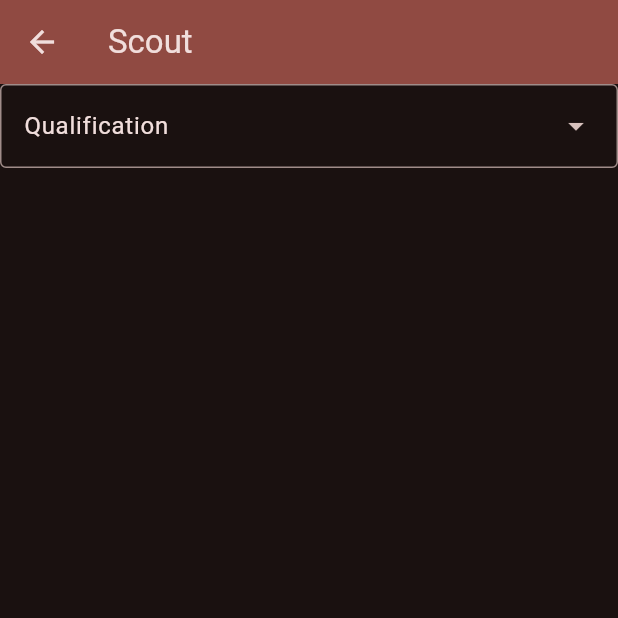
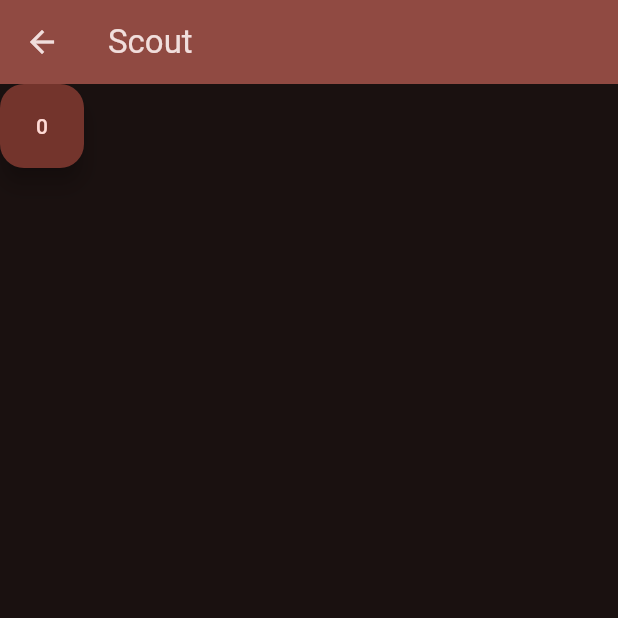
Before and after one commit to team1306/BadgerBetsV2, a Flutter app: the screen it shows after launch, after a tap on "Go to test page", on a phone screen of 412 x 824 dp, the top half of it. Run offline on Flutter 3.47's test engine with Material 3 defaults, Android fonts, the phone set to English and light mode, and no system bars; our stand-ins replace appwrite.

Commit message:
implement proper data binding stuff

```diff
--- a/lib/main.dart
+++ b/lib/main.dart
@@ -1,4 +1,5 @@
-import 'package:bbotsscoutingapp2025/views/scout.dart';
+import 'package:bbotsscoutingapp2025/viewmodels/scoutmanager.dart';
+import 'package:bbotsscoutingapp2025/views/scout/scout.dart';
 import 'package:bbotsscoutingapp2025/views/testview.dart';
 import 'package:flutter/material.dart';
 
@@ -67,7 +68,7 @@ class HomeState extends State<Home> {
               style: Theme.of(context).textTheme.headlineMedium,
             ),
             TextButton(
-              onPressed: () => Navigator.push(context, MaterialPageRoute(builder: (context) => Scout())),
+              onPressed: () => Navigator.push(context, MaterialPageRoute(builder: (context) => Scout(scoutManager: ScoutManager(),))),
               child: Text("Go to test page")
             )
           ],
--- a/lib/viewmodels/scoutmanager.dart
+++ b/lib/viewmodels/scoutmanager.dart
@@ -1,30 +1,36 @@
 import 'package:bbotsscoutingapp2025/matchdata.dart';
-import 'package:bbotsscoutingapp2025/views/scout.dart';
+import 'package:bbotsscoutingapp2025/views/scout/scout.dart';
 import 'package:flutter/material.dart';
 
 class ScoutManager extends ChangeNotifier {
-  ScoutState scoutView;
 
-  ScoutPages currentPage = ScoutPages.prematch;
   MatchData? matchData;
 
-
-  ScoutManager({required this.scoutView});
-
+  ScoutManager(){
+    startScout();
+  }
 
   void startScout() {
-    currentPage = ScoutPages.auto;
+    //TODO implement user data getting
     matchData = MatchData(username: "");
+    notifyListeners();
   }
 
-  ScoutPages getCurrentPage() {
-    return currentPage;
+  void setScoreData(String key, int value){
+    matchData!.scoring[key] = value;
+    print(value);
+    notifyListeners();
+  }
+
+  void addValueToScoreData(String key, int value){
+    if(matchData!.scoring.containsKey(key)) {
+      matchData!.scoring[key] = value + matchData!.scoring[key]!;
+    }
+    notifyListeners();
+  }
+
+  int getScoreData(String key){
+    if(!matchData!.scoring.containsKey(key)) matchData!.scoring[key] = 0;
+    return matchData!.scoring[key]!;
   }
 }
-
-enum ScoutPages {
-  prematch,
-  auto,
-  teleop,
-  postmatch
-}
--- a/lib/views/scout.dart
+++ /dev/null
@@ -1,61 +0,0 @@
-import 'package:bbotsscoutingapp2025/matchdata.dart';
-import 'package:bbotsscoutingapp2025/viewmodels/scoutmanager.dart';
-import 'package:flutter/material.dart';
-import 'package:flutter/services.dart';
-
-class Scout extends StatefulWidget {
-  const Scout({super.key});
-
-  @override
-  State<Scout> createState() => ScoutState();
-}
-
-class ScoutState extends State<Scout> {
-  late ScoutManager scoutManager;
-
-  late MatchType matchType;
-  late DropdownMenu<MatchType> matchTypeDropdown;
-
-  ScoutState() {
-    scoutManager = ScoutManager(scoutView: this);
-    matchType = MatchType.qualification;
-    matchTypeDropdown = DropdownMenu(
-      width: double.infinity,
-      initialSelection: MatchType.qualification,
-      dropdownMenuEntries: [
-        DropdownMenuEntry(label: "Practice", value: MatchType.practice),
-        DropdownMenuEntry(label: "Qualification", value: MatchType.qualification),
-        DropdownMenuEntry(label: "Playoff", value: MatchType.playoff),
-      ],
-      onSelected: (value) => setState(() => matchType = value!)
-    );
-  }
-
-  @override
-  Widget build(BuildContext context) {
-    return Scaffold(
-      appBar: AppBar(
-        backgroundColor: Theme.of(context).colorScheme.inversePrimary,
-        title: Text("Scout"),
-      ),
-      body: Center(
-        child : switch(scoutManager.getCurrentPage()) {
-          ScoutPages.prematch => Column(
-            children: [
-              matchTypeDropdown
-            ],
-          ),
-          ScoutPages.auto => Column(
-
-          ),
-          ScoutPages.teleop => Column(
-
-          ),
-          ScoutPages.postmatch => Column(
-
-          )
-        }
-      ),
-    );
-  }
-}
--- /dev/null
+++ b/lib/views/scout/auto.dart
@@ -0,0 +1,24 @@
+import 'package:bbotsscoutingapp2025/widgets/stateful_incrementer.dart';
+import 'package:flutter/material.dart';
+
+import '../../viewmodels/scoutmanager.dart';
+
+class Auto extends StatefulWidget{
+  final ScoutManager scoutManager;
+  const Auto({super.key, required this.scoutManager});
+
+  @override
+  State<StatefulWidget> createState() => AutoState();
+}
+
+class AutoState extends State<Auto>{
+
+  @override
+  Widget build(BuildContext context) {
+    widget.scoutManager.addListener(() => setState);
+
+    return Scaffold(
+      body: StatefulIncrementer(updateCallback: (value) => widget.scoutManager.setScoreData("auto.testkey", value), valueSupplier: () => widget.scoutManager.getScoreData("auto.testkey")),
+    );
+  }
+}
--- /dev/null
+++ b/lib/views/scout/scout.dart
@@ -0,0 +1,47 @@
+import 'package:bbotsscoutingapp2025/viewmodels/scoutmanager.dart';
+import 'package:bbotsscoutingapp2025/views/scout/auto.dart';
+import 'package:bbotsscoutingapp2025/views/scout/end.dart';
+import 'package:bbotsscoutingapp2025/views/scout/prematch.dart';
+import 'package:bbotsscoutingapp2025/views/scout/teleop.dart';
+import 'package:flutter/material.dart';
+
+class Scout extends StatefulWidget {
+  final ScoutManager scoutManager;
+
+  const Scout({super.key, required this.scoutManager});
+
+  @override
+  State<Scout> createState() => ScoutState();
+}
+
+class ScoutState extends State<Scout> {
+  PageType pageType = PageType.auto;
+
+  @override
+  Widget build(BuildContext context) {
+    widget.scoutManager.addListener(() => setState);
+
+    return Scaffold(
+      appBar: AppBar(
+        backgroundColor: Theme.of(context).colorScheme.inversePrimary,
+        title: Text("Scout"),
+      ),
+      //TODO add widgets to switch between pages in this class, BELOW CLASSES SHOULD ONLY BE FOR SPECIFIC COUNTERS FOR THINGS
+      body: Center(
+        child: Builder(
+          builder:
+              (context) =>
+                switch (pageType) {
+                  PageType.preMatch => PreMatch(scoutManager: widget.scoutManager),
+                  PageType.auto => Auto(scoutManager: widget.scoutManager),
+                  PageType.teleop => Teleop(scoutManager: widget.scoutManager),
+                  PageType.end => End(scoutManager: widget.scoutManager),
+                },
+
+        ),
+      ),
+    );
+  }
+}
+
+enum PageType { preMatch, auto, teleop, end }
--- /dev/null
+++ b/lib/widgets/stateful_incrementer.dart
@@ -0,0 +1,25 @@
+import 'package:flutter/material.dart';
+
+class StatefulIncrementer extends StatefulWidget{
+  final void Function(int) updateCallback;
+  final int Function() valueSupplier;
+
+  const StatefulIncrementer({super.key, required this.updateCallback, required this.valueSupplier});
+
+  @override
+  State<StatefulWidget> createState() => StatefulIncrementerState();
+
+}
+
+class StatefulIncrementerState extends State<StatefulIncrementer>{
+  @override
+  Widget build(BuildContext context) {
+    //TODO implement nicely with both add and remove buttons, and maybe limits on both
+    return FloatingActionButton(child: Text(widget.valueSupplier.call().toString()), onPressed: () {
+      widget.updateCallback.call(widget.valueSupplier.call() + 1);
+      setState(() {
+        //required to update the state
+      });
+    });
+  }
+}
```
Also changed, not shown: lib/views/scout/end.dart (added, +21 -0 lines), lib/views/scout/prematch.dart (added, +39 -0 lines), lib/views/scout/teleop.dart (added, +21 -0 lines).
